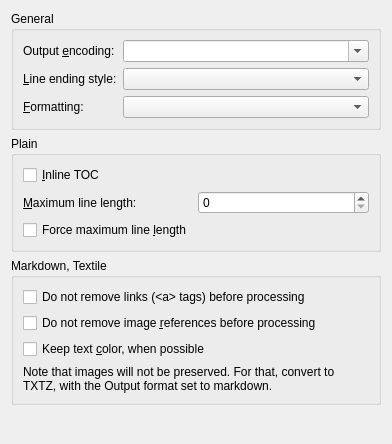
The window that src/calibre/gui2/convert/txt_output.ui (debian-calibre/calibre) describes before a commit, drawn with Qt 5.
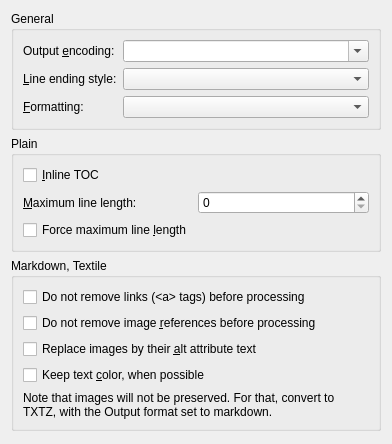
The same window after the commit. Custom widgets are drawn as their Qt base class.

```diff
--- a/src/calibre/gui2/convert/txt_output.ui
+++ b/src/calibre/gui2/convert/txt_output.ui
@@ -122,6 +122,13 @@
         </property>
        </widget>
       </item>
+      <item>
+       <widget class="QCheckBox" name="opt_use_alt_text_for_images">
+        <property name="text">
+         <string>Replace images by their &amp;alt attribute text</string>
+        </property>
+       </widget>
+      </item>
       <item>
        <widget class="QCheckBox" name="opt_keep_color">
         <property name="text">
```
